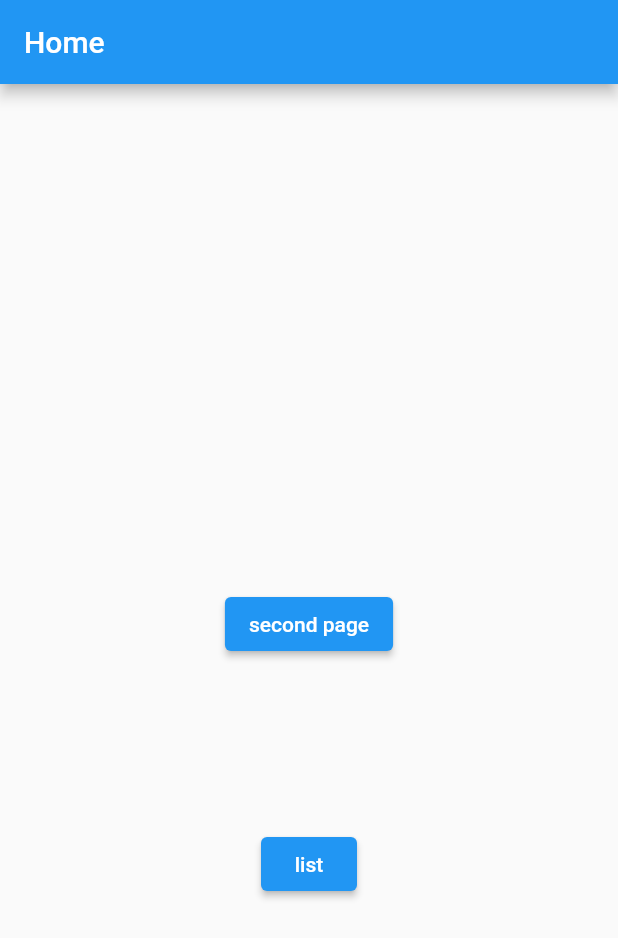
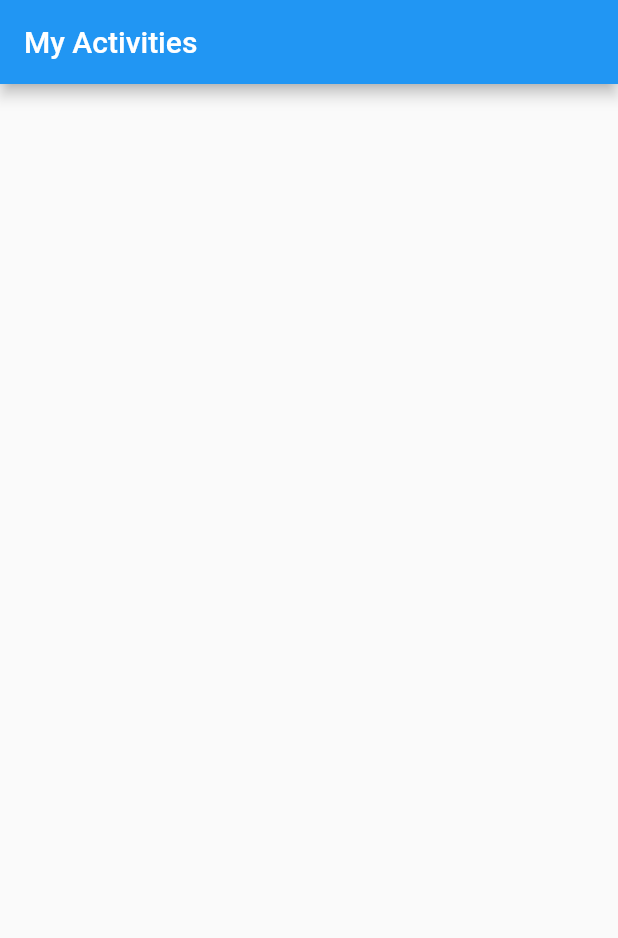
Before and after one commit to iceman951/flutter_exam, a Flutter app: the screen it shows after launch, on a phone screen of 412 x 824 dp. Shown: the top 938 px of the screen. Run offline on Flutter 3.47's test engine with Material 2 defaults, Android fonts, the phone set to English and light mode, and no system bars; our stand-ins replace hive, hive_flutter; accounts and stored records are empty.

Commit message:
set hive

```diff
--- /dev/null
+++ b/lib/boxes.dart
@@ -0,0 +1,6 @@
+import 'package:flutter_exam_mid/models/activity.dart';
+import 'package:hive/hive.dart';
+
+class Boxes {
+  static Box<Activity> getActivitys() => Hive.box<Activity>('activities');
+}
--- a/lib/main.dart
+++ b/lib/main.dart
@@ -1,5 +1,6 @@
 import 'package:flutter/material.dart';
-import 'package:flutter_exam_mid/pages/home.dart';
+import 'package:flutter_exam_mid/models/activity.dart';
+import 'package:flutter_exam_mid/pages/activity_page.dart';
 import 'package:flutter_exam_mid/pages/list_page.dart';
 import 'package:flutter_exam_mid/pages/second_page.dart';
 import 'package:hive/hive.dart';
@@ -9,8 +10,8 @@ Future main() async {
   WidgetsFlutterBinding.ensureInitialized();
   await Hive.initFlutter();
 
-  // Hive.registerAdapter();
-  // await Hive.openBox<>('transactions');
+  Hive.registerAdapter(ActivityAdapter());
+  await Hive.openBox<Activity>('activities');
 
   runApp(MyApp());
 }
@@ -26,10 +27,9 @@ class MyApp extends StatelessWidget {
         brightness: Brightness.light,
         primarySwatch: Colors.blue,
       ),
-      // home: HomePage(),
+      home: ActivityPage(),
       initialRoute: '/',
       routes: <String, WidgetBuilder>{
-        '/': (context) => Home(),
         '/second_page': (context) => SecondPage(),
         '/list_page': (context) => ListPage(),
       },
--- /dev/null
+++ b/lib/pages/activity_page.dart
@@ -0,0 +1,24 @@
+import 'package:flutter/material.dart';
+import 'package:flutter_exam_mid/boxes.dart';
+import 'package:hive/hive.dart';
+import 'package:hive_flutter/hive_flutter.dart';
+
+class ActivityPage extends StatefulWidget {
+  @override
+  _ActivityPageState createState() => _ActivityPageState();
+}
+
+class _ActivityPageState extends State<ActivityPage> {
+  @override
+  void dispose() {
+    Hive.close();
+
+    super.dispose();
+  }
+
+  Widget build(BuildContext context) => Scaffold(
+        appBar: AppBar(
+          title: Text('My Activities'),
+        ),
+      );
+}
--- a/lib/pages/home.dart
+++ /dev/null
@@ -1,31 +0,0 @@
-import 'package:flutter/material.dart';
-
-class Home extends StatelessWidget {
-  @override
-  Widget build(BuildContext context) {
-    return Scaffold(
-      appBar: AppBar(
-        title: const Text('Home'),
-      ),
-      body: Center(
-          child: Column(
-        children: [
-          Spacer(flex: 2),
-          Spacer(),
-          ElevatedButton(
-              onPressed: () {
-                Navigator.pushNamed(context, '/second_page');
-              },
-              child: Text('second page')),
-          Spacer(),
-          ElevatedButton(
-              onPressed: () {
-                Navigator.pushNamed(context, '/list_page');
-              },
-              child: Text('list')),
-          Spacer(flex: 2),
-        ],
-      )),
-    );
-  }
-}
```
